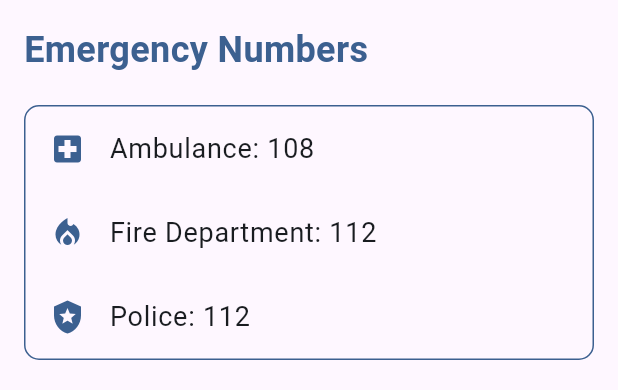
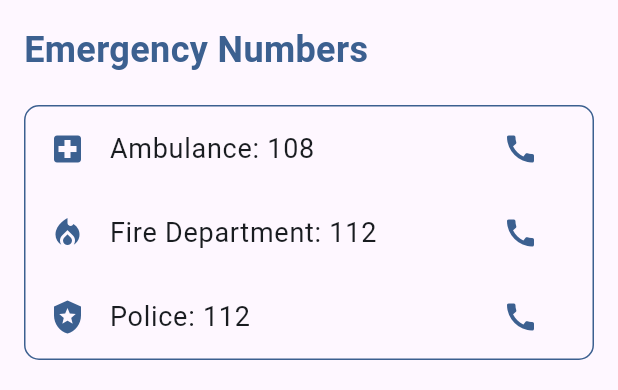
Before and after one commit to DarpanNeve/S-MPLE_2.4.2, a Flutter app: the screen it shows once a user with an empty profile is signed in, item 3 of the bottom bar chosen, on a phone screen of 412 x 824 dp, the part 84-474 px from its top. Run offline on Flutter 3.47's test engine with Material 3 defaults, Android fonts, the phone set to English and light mode, and no system bars; drawn by our look-alikes of youtube_player_flutter; our stand-ins replace awesome_notifications, bloc, cloud_firestore, equatable, file_picker, firebase_auth and 8 more; missing offline and left inert: flutter_config, videosdk; accounts and stored records are empty.

Commit message:
Emergency phone call feature added

```diff
--- a/lib/src/screens/emergency_screen.dart
+++ b/lib/src/screens/emergency_screen.dart
@@ -1,4 +1,5 @@
 import 'package:flutter/material.dart';
+import 'package:url_launcher/url_launcher.dart';
 import 'package:youtube_player_flutter/youtube_player_flutter.dart';
 
 class EmergencyScreen extends StatelessWidget {
@@ -78,10 +79,21 @@ class EmergencyScreen extends StatelessWidget {
   }
 
   Widget _buildEmergencyItem(BuildContext context, IconData iconData, String title, String number) {
+    final Uri _phoneUri = Uri(
+        scheme: "tel",
+        path: number
+    );
     return ListTile(
       leading: Icon(
         iconData,
         color: Theme.of(context).colorScheme.primary,
+      ),
+      trailing: IconButton(
+        onPressed: () {
+          // Call emergency feature
+          launchUrl(_phoneUri);
+        },
+        icon: Icon(Icons.call, color: Theme.of(context).colorScheme.primary),
       ),
       title: Text(
         '$title: $number',
```
Also changed, not shown: 1 other file.
